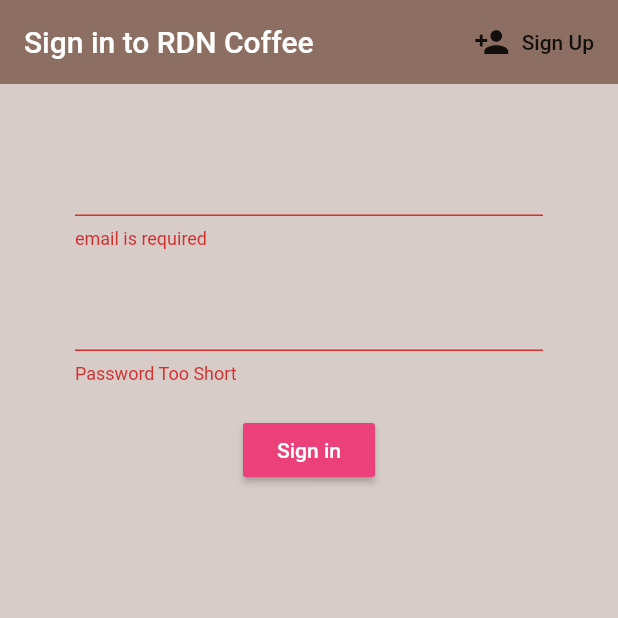
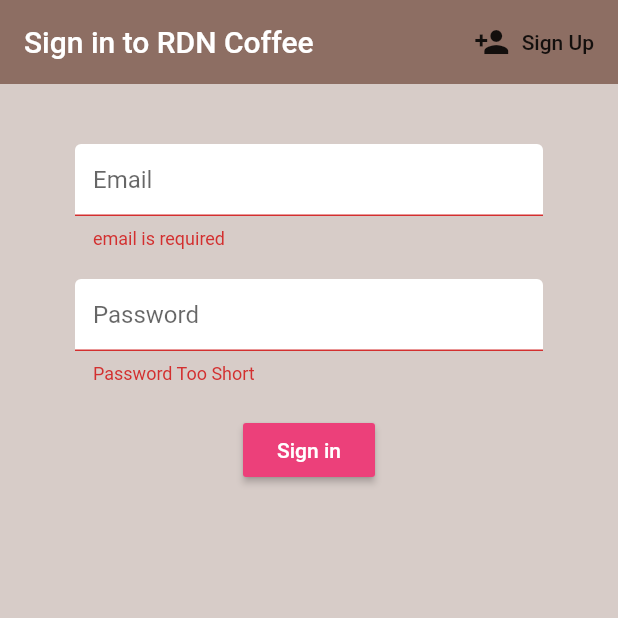
Before and after one commit to kabundege/Rwandan-coffee, a Flutter app: the screen it shows after launch, after a tap on "Sign in", on a phone screen of 412 x 824 dp, the top half of it. Run offline on Flutter 3.47's test engine with Material 2 defaults, Android fonts, the phone set to English and light mode, and no system bars; our stand-ins replace cloud_firestore, firebase_auth, flutter_spinkit; accounts and stored records are empty.

Commit message:
dashborad functionalities

```diff
--- a/lib/screens/auth/signin.dart
+++ b/lib/screens/auth/signin.dart
@@ -1,4 +1,6 @@
 import 'package:brewcrew/services/auth.dart';
+import 'package:brewcrew/shared/constants.dart';
+import 'package:brewcrew/shared/loading.dart';
 import 'package:flutter/material.dart';
 
 class SignIn extends StatefulWidget {
@@ -12,13 +14,15 @@ class SignIn extends StatefulWidget {
 class _SignInState extends State<SignIn> {
   final AuthService _auth = AuthService();
   final _formKey = GlobalKey<FormState>();
+  bool loading = false;
 
   String email = '';
   String password = '';
+  String error = '';
 
   @override
   Widget build(BuildContext context) {
-    return Scaffold(
+    return loading ? Loading() : Scaffold(
       backgroundColor: Colors.brown[100],
       appBar: AppBar(
         backgroundColor: Colors.brown[400],
@@ -42,6 +46,7 @@ class _SignInState extends State<SignIn> {
               children: <Widget>[
                 SizedBox(height: 20.0),
                 TextFormField(
+                  decoration: TextInputDeoration.copyWith(hintText: 'Email'),
                   validator: (value) =>
                       value.isEmpty ? 'email is required' : null,
                   onChanged: (value) {
@@ -50,6 +55,7 @@ class _SignInState extends State<SignIn> {
                 ),
                 SizedBox(height: 20.0),
                 TextFormField(
+                  decoration: TextInputDeoration.copyWith(hintText: 'Password'),
                   validator: (value) =>
                       value.length < 6 ? 'Password Too Short' : null,
                   obscureText: true,
@@ -57,7 +63,7 @@ class _SignInState extends State<SignIn> {
                     setState(() => password = value);
                   },
                 ),
-                SizedBox(height: 20.0),
+                SizedBox(height: 20.0, width: 10.0),
                 RaisedButton(
                   color: Colors.pink[400],
                   child: Text(
@@ -66,10 +72,21 @@ class _SignInState extends State<SignIn> {
                   ),
                   onPressed: () async {
                     if (_formKey.currentState.validate()) {
-                      print('Ready to Log');
+                      setState(() => loading = true);
+                      dynamic result = await _auth.signInWithEmailAndPassword(
+                          email, password);
+                      if (result == null) {
+                        setState(() => {
+                          error = 'invalide credentials',
+                          loading = false,
+                          });
+                      }
                     }
                   },
-                )
+                ),
+                SizedBox(height: 12.0),
+                Text(error,
+                    style: TextStyle(color: Colors.redAccent, fontSize: 14)),
               ],
             )),
       ),
--- a/lib/screens/auth/signup.dart
+++ b/lib/screens/auth/signup.dart
@@ -1,4 +1,6 @@
 import 'package:brewcrew/services/auth.dart';
+import 'package:brewcrew/shared/constants.dart';
+import 'package:brewcrew/shared/loading.dart';
 import 'package:flutter/material.dart';
 
 class SignUp extends StatefulWidget {
@@ -12,6 +14,7 @@ class SignUp extends StatefulWidget {
 class _SignUpState extends State<SignUp> {
   final AuthService _auth = AuthService();
   final _formKey = GlobalKey<FormState>();
+  bool loading = false;
 
   String email = '';
   String password = '';
@@ -19,7 +22,7 @@ class _SignUpState extends State<SignUp> {
 
   @override
   Widget build(BuildContext context) {
-    return Scaffold(
+    return loading ? Loading() : Scaffold(
       backgroundColor: Colors.brown[100],
       appBar: AppBar(
         backgroundColor: Colors.brown[400],
@@ -42,6 +45,7 @@ class _SignUpState extends State<SignUp> {
           children: <Widget>[
             SizedBox(height: 20.0),
             TextFormField(
+              decoration: TextInputDeoration.copyWith(hintText: 'Email'),
               validator: (value) => value.isEmpty ? 'email is required' : null,
               onChanged: (value) {
                 setState(() => email = value);
@@ -49,6 +53,7 @@ class _SignUpState extends State<SignUp> {
             ),
             SizedBox(height: 20.0),
             TextFormField(
+              decoration: TextInputDeoration.copyWith(hintText: 'Password'),
               validator: (value) =>
                   value.length < 6 ? 'Password Too Short' : null,
               obscureText: true,
@@ -65,10 +70,14 @@ class _SignUpState extends State<SignUp> {
               ),
               onPressed: () async {
                 if (_formKey.currentState.validate()) {
+                  setState(() => loading = true);
                   dynamic result =
                       await _auth.signUpWithEmailAndPassword(email, password);
                   if (result == null) {
-                    setState(() => error = 'Invalid Email');
+                    setState(() => {
+                      error = 'Invalid Email',
+                      loading = false,
+                      });
                   }
                 }
               },
--- /dev/null
+++ b/lib/shared/constants.dart
@@ -0,0 +1,12 @@
+import 'package:flutter/material.dart';
+
+const TextInputDeoration = InputDecoration(
+  fillColor: Colors.white,
+  filled: true,
+  enabledBorder: OutlineInputBorder(
+    borderSide: BorderSide(color: Colors.white, width: 2.0),
+  ),
+  focusedBorder: OutlineInputBorder(
+    borderSide: BorderSide(color: Colors.pinkAccent, width: 2.0),
+  ),
+);
--- a/pubspec.yaml
+++ b/pubspec.yaml
@@ -31,6 +31,7 @@ dependencies:
   firebase_auth: ^0.16.1
   cloud_firestore: ^0.13.7
   provider: ^4.3.1
+  flutter_spinkit: "^4.1.2"
 
 dev_dependencies:
   flutter_test:
```
Also changed, not shown: lib/models/brews.dart (added, +9 -0 lines), lib/models/user.dart (+8 -1 lines), lib/screens/home/brewList.dart (added, +23 -0 lines), lib/screens/home/brewtile.dart (added, +25 -0 lines), lib/screens/home/home.dart (+27 -2 lines), lib/screens/home/setting_form.dart (added, +102 -0 lines), lib/services/auth.dart (+18 -0 lines), lib/services/database.dart (added, +52 -0 lines), lib/shared/loading.dart (added, +17 -0 lines), 1 other file.
